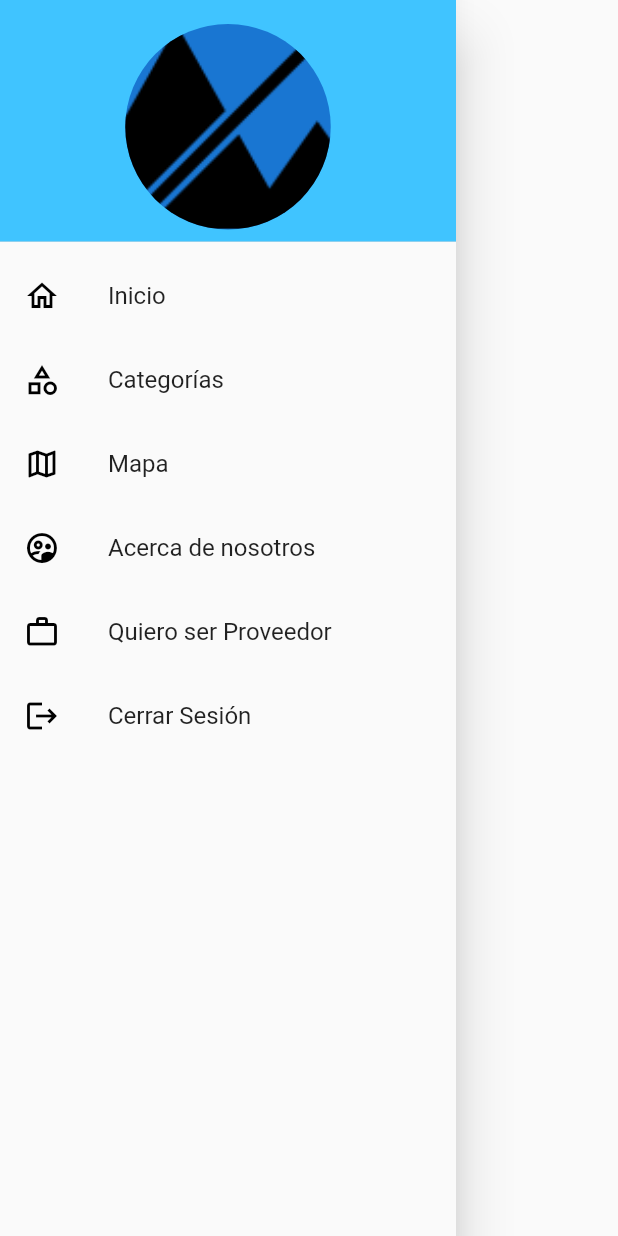
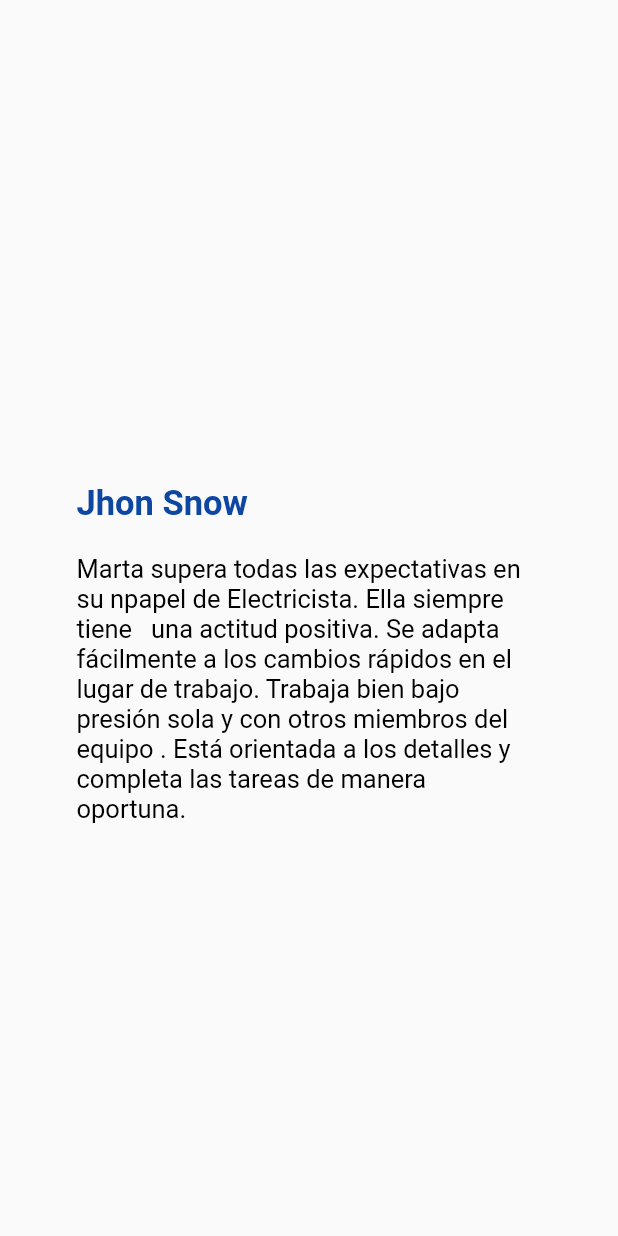
Before and after one commit to YexiCortez/NetJob, a Flutter app: the CrearMenu widget shown alone on an empty page, opened directly, after a tap on "Quiero ser Proveedor", on a phone screen of 412 x 824 dp. Run offline on Flutter 3.47's test engine with Material 2 defaults, Android fonts, the phone set to English and light mode, and no system bars; our stand-ins replace image_picker; missing offline and left inert: commons, mapbox_gl.

Commit message:
Contratos

```diff
--- /dev/null
+++ b/lib/src/Perfil_contratosP.dart
@@ -0,0 +1,43 @@
+import 'package:flutter/material.dart';
+
+class ContratosProfile extends StatelessWidget {
+  const ContratosProfile({Key key}) : super(key: key);
+
+  @override
+  Widget build(BuildContext context)
+  {
+    return Scaffold
+    (
+      body:Center(
+        child:Container(
+          //padding: EdgeInsets.symmetric(horizontal:20),
+          height:320,
+          width: 350,
+          child: Padding(padding: EdgeInsets.all(20.0),
+          child: Column(
+            crossAxisAlignment: CrossAxisAlignment.start,
+            children: <Widget>[
+              SizedBox(height:50),
+              new Text(
+                "Jhon Snow",
+                style: TextStyle(
+                  fontFamily: "Roboto",fontWeight: FontWeight.bold,
+                  fontSize: 23,
+                  color: Colors.blue[900]),
+              ),
+              SizedBox(height:20),
+              new Text(
+                "Marta supera todas las expectativas en su npapel de Electricista. Ella siempre tiene   una actitud positiva. Se adapta fácilmente a los cambios rápidos en el lugar de trabajo. Trabaja bien bajo presión sola y con otros miembros del equipo . Está orientada a los detalles y completa las tareas de manera oportuna.",
+                style: TextStyle(
+                  fontFamily: "Roboto",
+                  fontSize: 17,
+                  color: Colors.black),
+              ),
+            ],
+          ),
+          )
+        ) ,
+      )
+    );
+  }
+}
--- a/lib/src/pages/menu_izquierdo.dart
+++ b/lib/src/pages/menu_izquierdo.dart
@@ -1,6 +1,7 @@
 
 
 import 'package:flutter/material.dart';
+import 'package:proyecto/src/Perfil_contratosP.dart';
 import 'package:proyecto/src/pages/P_maps.dart';
 import 'package:proyecto/src/pages/inicio_usuario.dart';
 import 'package:proyecto/src/pages/views/fullscreenmap.dart';
@@ -52,7 +53,7 @@ class CrearMenu extends StatelessWidget {
         ListTile(
           leading: Icon(Icons.work_outline, color: Colors.black,),
           title: Text('Quiero ser Proveedor'),
-          onTap: (){},
+          onTap: ()=>Navigator.of(context).push(MaterialPageRoute(builder:(context)=>ContratosProfile())),
         ),
         ListTile(
           leading: Icon(Icons.logout, color: Colors.black,),
```
